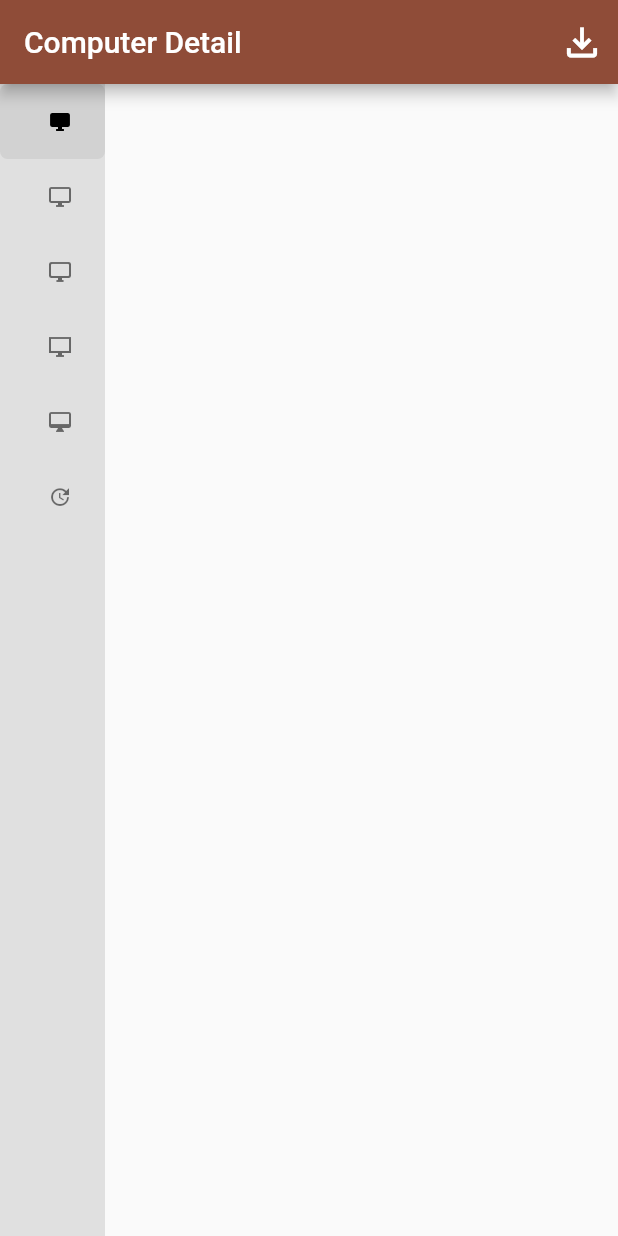
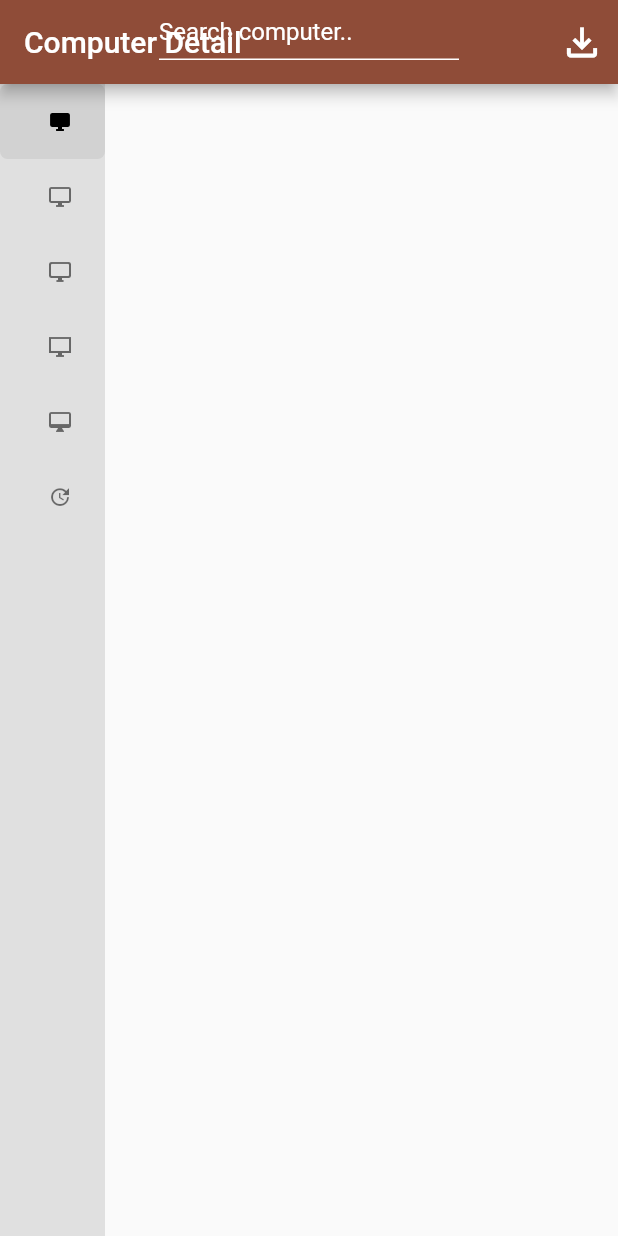
Before and after one commit to lamaw01/computer_update_web, a Flutter app: the screen it shows after launch, on a phone screen of 412 x 824 dp. Run offline on Flutter 3.47's test engine with Material 3 defaults, Android fonts, the phone set to English and light mode, and no system bars; drawn by our look-alikes of easy_sidemenu; our stand-ins replace dio, flutter_riverpod, url_strategy; missing offline and left inert: excel; network calls fail.

Commit message:
added search

```diff
--- a/lib/view/home_view.dart
+++ b/lib/view/home_view.dart
@@ -3,9 +3,11 @@ import 'package:flutter/material.dart';
 import 'package:flutter_riverpod/flutter_riverpod.dart';
 
 import '../data/computer_detail_riverpod.dart';
+import '../data/search_computer_riverpod.dart';
 import 'all_computer.dart';
 import 'firstfloor_view.dart';
 import 'others_view.dart';
+import 'search_view.dart';
 import 'secondfloor_view.dart';
 import 'thirdfloor_view.dart';
 import 'update_view.dart';
@@ -20,6 +22,20 @@ class HomeView extends ConsumerStatefulWidget {
 class _HomeViewState extends ConsumerState<HomeView> {
   SideMenuController sideMenu = SideMenuController();
   int _currentIndex = 0;
+  final searchController = TextEditingController();
+  final _isSearching = ValueNotifier<bool>(false);
+
+  @override
+  void initState() {
+    super.initState();
+    searchController.addListener(() {
+      if (searchController.text.isEmpty) {
+        _isSearching.value = false;
+      } else {
+        _isSearching.value = true;
+      }
+    });
+  }
 
   @override
   Widget build(BuildContext context) {
@@ -98,6 +114,49 @@ class _HomeViewState extends ConsumerState<HomeView> {
     return Scaffold(
       appBar: AppBar(
         title: const Text('Computer Detail'),
+        flexibleSpace: _currentIndex != 5
+            ? FlexibleSpaceBar(
+                centerTitle: true,
+                title: SizedBox(
+                  width: 200.0,
+                  // height: 100.0,
+                  child: Center(
+                    child: TextField(
+                      style: const TextStyle(color: Colors.white),
+                      cursorColor: Colors.black,
+                      controller: searchController,
+                      onChanged: (value) async {
+                        await ref
+                            .read(searchComputerProvider.notifier)
+                            .searchComputer(value.toUpperCase());
+                      },
+                      decoration: const InputDecoration(
+                        hintText: 'Search computer..',
+                        isDense: false,
+                        hintStyle: TextStyle(color: Colors.white),
+                        focusColor: Colors.white,
+                        fillColor: Colors.white,
+                        hoverColor: Colors.white,
+                        focusedBorder: UnderlineInputBorder(
+                          borderSide: BorderSide(
+                            color: Colors.white,
+                          ),
+                        ),
+                        border: UnderlineInputBorder(
+                          borderSide: BorderSide(color: Colors.white),
+                        ),
+                        disabledBorder: UnderlineInputBorder(
+                          borderSide: BorderSide(color: Colors.white),
+                        ),
+                        enabledBorder: UnderlineInputBorder(
+                          borderSide: BorderSide(color: Colors.white),
+                        ),
+                      ),
+                    ),
+                  ),
+                ),
+              )
+            : null,
         actions: [
           IconButton(
             onPressed: () {
@@ -160,7 +219,16 @@ class _HomeViewState extends ConsumerState<HomeView> {
             ),
           ),
           Expanded(
-            child: menuPages.elementAt(_currentIndex),
+            // child: menuPages.elementAt(_currentIndex),
+            child: ValueListenableBuilder(
+              valueListenable: _isSearching,
+              builder: (context, value, child) {
+                if (value) {
+                  return const SearchView();
+                }
+                return menuPages.elementAt(_currentIndex);
+              },
+            ),
           ),
         ],
       ),
```
Also changed, not shown: lib/data/search_computer_riverpod.dart (added, +26 -0 lines), lib/services/dio_service.dart (+11 -2 lines), lib/view/search_view.dart (added, +40 -0 lines).
